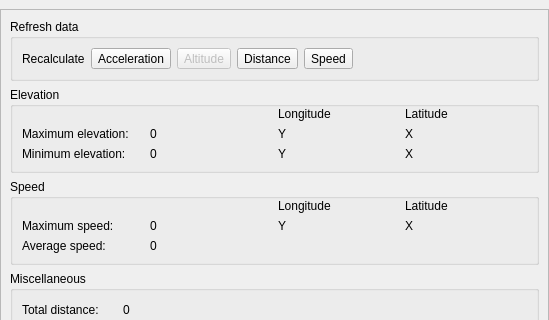
Before: the Qt Designer form src/plugins/displayStatistic/displaystatisticframe.ui in shujaatak/gpsbook, drawn with Qt 5; both pictures show x 0 to 549 and y 0 to 320 of the 549 by 696 pixel window.
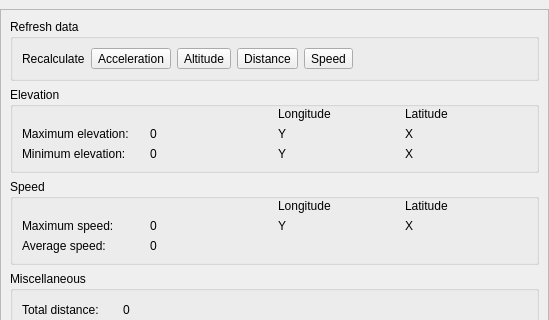
After: the same form once the commit is applied.

Patch:
```diff
--- a/src/plugins/displayStatistic/displaystatisticframe.ui
+++ b/src/plugins/displayStatistic/displaystatisticframe.ui
@@ -108,9 +108,6 @@
           </item>
           <item row="0" column="2">
            <widget class="QToolButton" name="toolButtonAcceleration_2">
-            <property name="enabled">
-             <bool>false</bool>
-            </property>
             <property name="text">
              <string>Altitude</string>
             </property>
```
